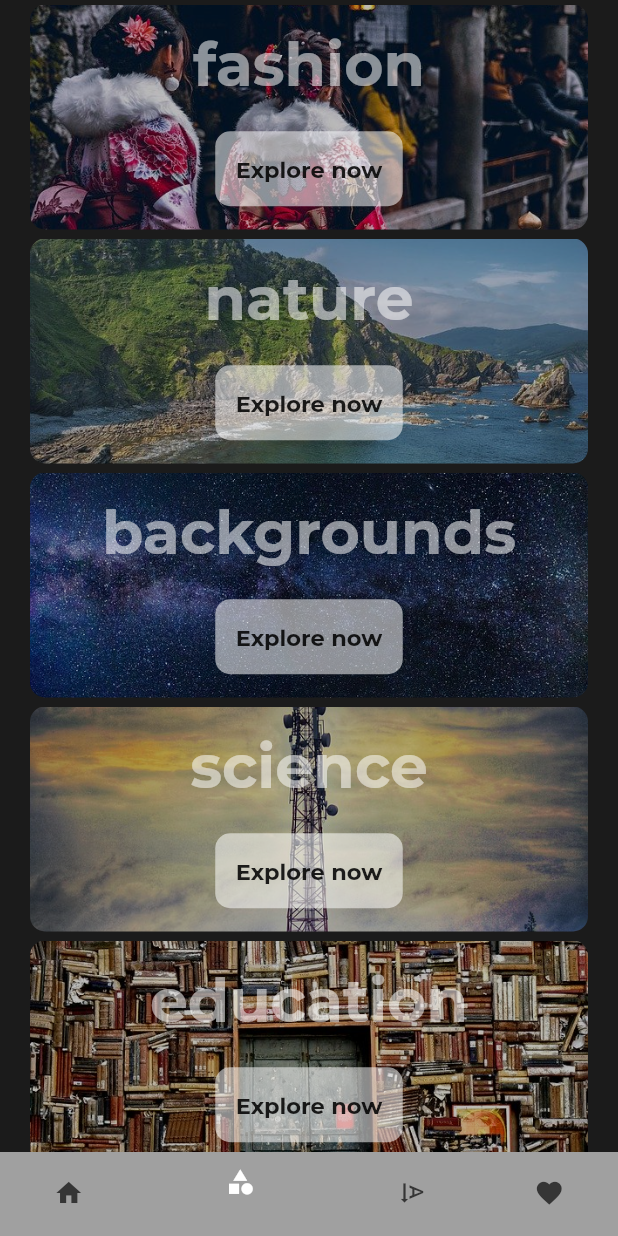
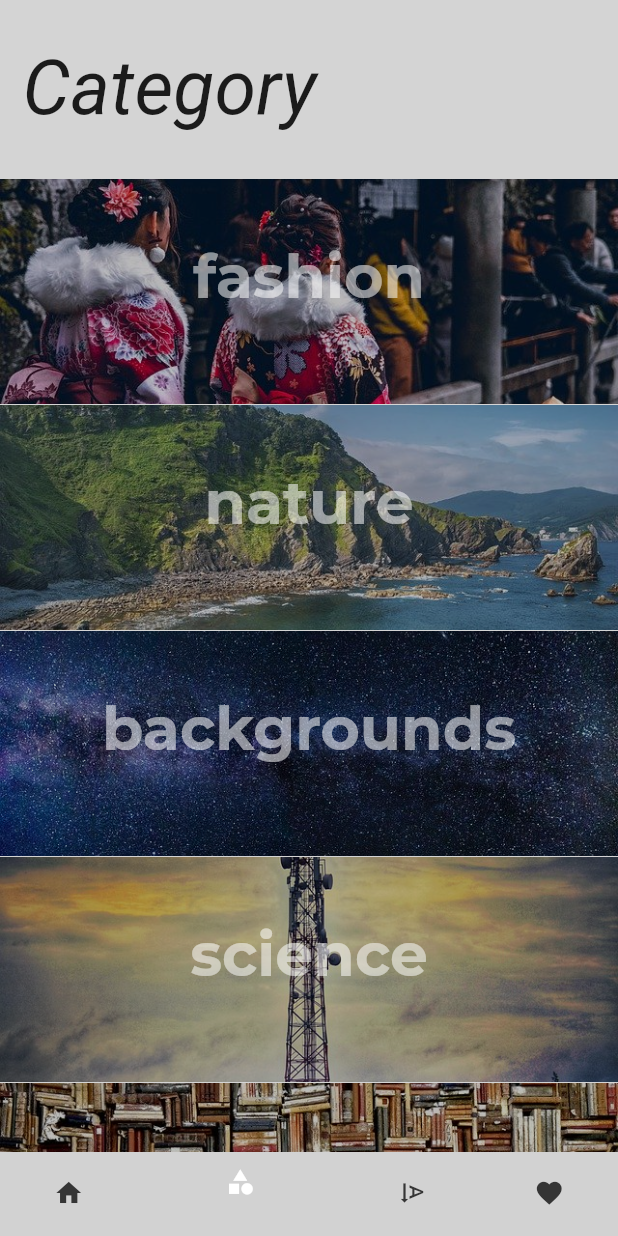
Before and after one commit to kubilaycakmak/wall_dock, a Flutter app: the screen it shows after launch, item 2 of the bottom bar chosen, on a phone screen of 412 x 824 dp. Run offline on Flutter 3.47's test engine with Material 2 defaults, Android fonts, the phone set to English and light mode, and no system bars; our stand-ins replace google_fonts, photo_view; missing offline and left inert: firebase_admob; accounts and stored records are empty; network calls fail.

```diff
--- a/lib/category_page.dart
+++ b/lib/category_page.dart
@@ -1,9 +1,9 @@
-import 'dart:convert';
-import 'package:http/http.dart' as http;
 import 'package:flutter/material.dart';
 import 'package:google_fonts/google_fonts.dart';
 import 'package:wall_dock/detail_category.dart';
 import 'package:wall_dock/style/color.dart';
+import 'style/color.dart';
+import 'style/text.dart';
 
 class CategoryPage extends StatefulWidget {
   CategoryPage({Key key}) : super(key: key);
@@ -16,10 +16,15 @@ class _CategoryPageState extends State<CategoryPage> {
   @override
   Widget build(BuildContext context) {
     return Scaffold(
-      backgroundColor: colorDark,
+      backgroundColor: colorGray,
       body: Container(
         child: ListView(
           children: <Widget>[
+            Padding(
+                    padding: EdgeInsets.only(top: 30, left: 15),
+                    child: Text('Category', style: titleStyle,),
+                  ),
+                  SizedBox(height: 30,),
             _buildListItem("fashion", "assets/fashion.jpg"),
             _buildListItem("nature", "assets/nature.jpg"),
             _buildListItem("backgrounds", "assets/background.jpg"),
@@ -48,13 +53,19 @@ class _CategoryPageState extends State<CategoryPage> {
 
   _buildListItem(String type, String path) {
     return Padding(
-      padding: EdgeInsets.symmetric(horizontal: 20, vertical: 3),
+      padding: EdgeInsets.symmetric(horizontal: 0, vertical: 0.3),
+      child: InkWell(
+            onTap: (){
+              Navigator.of(context).push(MaterialPageRoute(
+                builder: (context) => DetailPage(
+                      dataCategory: type,
+                    )));
+            },
             child: Stack(
               children: <Widget>[
                 Container(
               height: 150.0,
               decoration: BoxDecoration(
-                borderRadius: BorderRadius.circular(10.0),
                   image: DecorationImage(
                       image: AssetImage(path),
                       fit: BoxFit.cover,
@@ -77,37 +88,10 @@ class _CategoryPageState extends State<CategoryPage> {
                   SizedBox(
                     height: 20,
                   ),
-                  InkWell(
-                    onTap: () {
-                      Navigator.of(context).push(MaterialPageRoute(
-                          builder: (context) => DetailPage(
-                                dataCategory: type,
-                              )));
-                      print('asd');
-                    },
-                    child: Container(
-                      height: 50.0,
-                      width: 125.0,
-                      decoration: BoxDecoration(
-                          borderRadius: BorderRadius.circular(10.0),
-                          color: Colors.white54),
-                      child: Center(
-                        child: Text(
-                          'Explore now',
-                          style: GoogleFonts.montserrat(
-                              fontSize: 15.0,
-                              fontWeight: FontWeight.bold,
-                              textStyle: TextStyle(color: Colors.black87)),
+              ],
+            )
+
           ),
-                      ),
-                    ),
-                  )
-                ],
-              ),
-            ),
-          )
-        ],
-      ),
-    );
+            )])));
   }
 }
--- a/lib/detail_category.dart
+++ b/lib/detail_category.dart
@@ -15,13 +15,13 @@ class DetailPage extends StatefulWidget {
 }
 
 class _DetailPageState extends State<DetailPage> {
-  var response;
   int page_number = 1, per_page = 20;
   ScrollController _scrollController = new ScrollController();
 
   @override
   void initState() {
     super.initState();
+    response = null;
     _scrollController.addListener(() {
       if (_scrollController.position.pixels ==
           _scrollController.position.maxScrollExtent) {
@@ -53,8 +53,8 @@ class _DetailPageState extends State<DetailPage> {
           backgroundColor: colorDark,
         ),
         body: FutureBuilder(
-          future: getPexelsImages(
-              per_page, page_number, 'latest', widget.dataCategory),
+          future: getPexelsLatestImages(
+              per_page, page_number, widget.dataCategory),
           builder: (context, snapshot) {
             if (snapshot.hasError) {
               print(snapshot.error);
--- a/lib/style/color.dart
+++ b/lib/style/color.dart
@@ -3,7 +3,7 @@ import 'package:flutter/material.dart';
 var colorDark = Color(0xFF1B1B1B);
 var colorDarkLighter = Color(0xFF202020);
 var colorPink = Color(0xFFFD4F99);
-var colorGray = Color(0xFFA0A0A0);
+var colorGray = Color(0xFFD4D4D4);
 var colorGrayTransparent = Color(0x0AA0A0A0);
 var colorWhite = Color(0xFFFFFFFF);
 var colorTransparent = Color(0xFF353535);
--- a/lib/style/text.dart
+++ b/lib/style/text.dart
@@ -1,5 +1,8 @@
 import 'package:flutter/material.dart';
+import 'package:google_fonts/google_fonts.dart';
 import 'package:wall_dock/style/color.dart';
 
-var titleStyle = TextStyle(color: colorYellowish, letterSpacing: 5, fontSize: 25);
-var paragStyle = TextStyle(color: colorYellowish, letterSpacing: 1, fontSize: 14);
+import 'color.dart';
+
+var titleStyle = GoogleFonts.berkshireSwash(color: colorDark, fontSize: 50, fontWeight: FontWeight.w400, fontStyle: FontStyle.italic);
+var paragStyle = GoogleFonts.berkshireSwash(color: colorDark, fontSize: 20, fontWeight: FontWeight.w400, fontStyle: FontStyle.italic);
--- a/pubspec.yaml
+++ b/pubspec.yaml
@@ -15,7 +15,7 @@ dependencies:
   flutter_staggered_grid_view:
   google_fonts:
   firebase_admob: ^0.9.0+10
-  flutter_bloc:
+  photo_view: ^0.9.1
 
 dev_dependencies:
   flutter_test:
```
Also changed, not shown: lib/favorite_page.dart (+10 -0 lines), lib/full_screen.dart (+11 -34 lines), lib/home_page.dart (+38 -24 lines), lib/model/api_call.dart (+14 -2 lines), lib/popular_page.dart (+88 -22 lines), pubspec.lock. Lines whose indentation alone changed are shown as unchanged.
